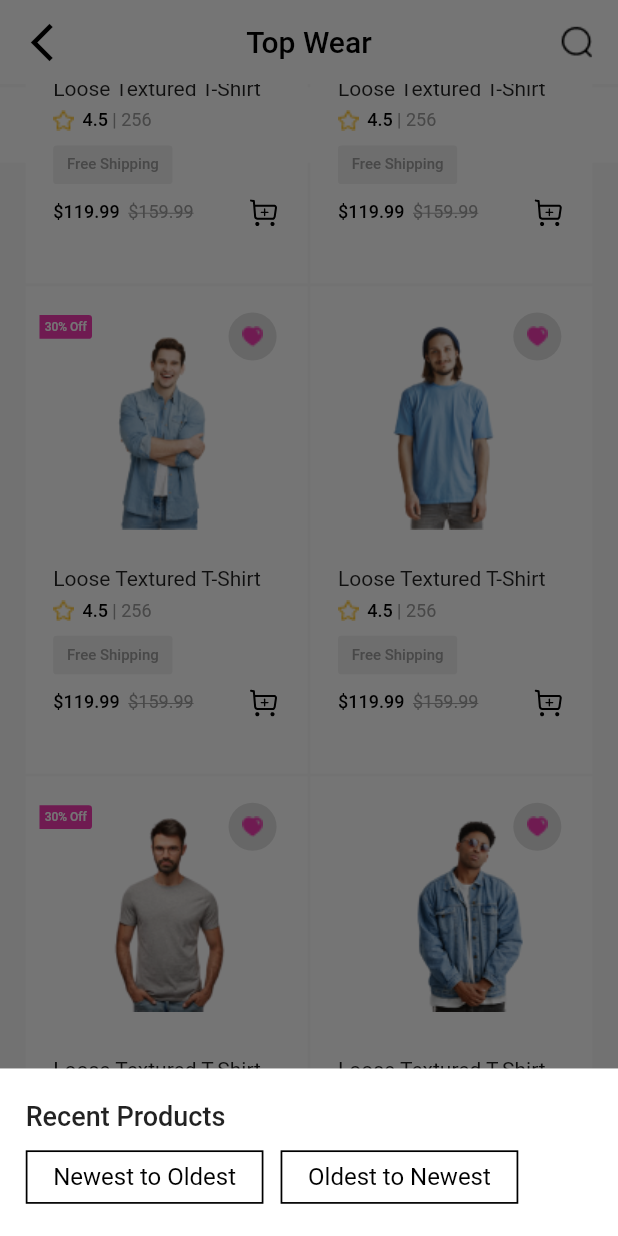
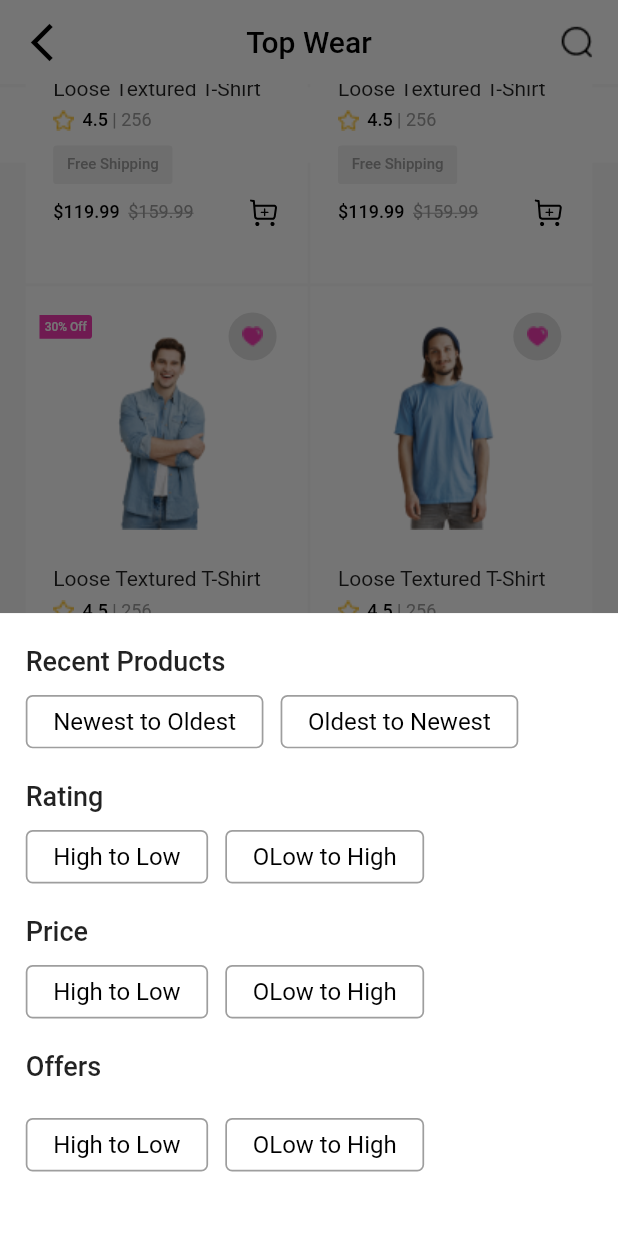
Before and after one commit to shaileshs4056/bagzag, a Flutter app: the ProductListPage screen opened by its route, scrolled down 576 dp, after a tap on "Sort", on a phone screen of 412 x 824 dp. Run offline on Flutter 3.47's test engine with Material 3 defaults, Android fonts, the phone set to English and light mode, and no system bars; our stand-ins replace auto_route, cached_network_image, connectivity_plus, device_info_plus, dio, file_picker and 21 more; missing offline and left inert: country_pickers, dart_ipify, encrypt, flutter_facebook_auth, flutter_web_auth, twitter_login; accounts and stored records are empty; generated files the repository leaves out were written again.

Commit message:
version 1.0.3

```diff
--- a/lib/ui/home/product_list_page.dart
+++ b/lib/ui/home/product_list_page.dart
@@ -20,15 +20,56 @@ class ProductListPage extends StatefulWidget {
 }
 
 class _ProductListPageState extends State<ProductListPage> {
+  final GlobalKey<ScaffoldState> _scaffoldKey = GlobalKey<ScaffoldState>();
   @override
   Widget build(BuildContext context) {
     return Scaffold(
+      key: _scaffoldKey,
       appBar: _buildAppBar(),
       body: Column(
         children: [
           _buildSortFilterRow(context),
           Expanded(child: _buildFavouritesProductGrid()),
         ],
+      ),
+      endDrawer: SafeArea(
+        child: Drawer(
+          child: Column(
+            children: [
+              Padding(
+                padding: EdgeInsets.only(
+                    top: 16.h, left: 21.w, right: 15.w, bottom: 32.h),
+                child: Row(
+                  mainAxisAlignment: MainAxisAlignment.spaceBetween,
+                  children: [
+                    Text(
+                      'Filter',
+                      style: textMedium,
+                    ),
+                    Text(
+                      'Done',
+                      style: textMedium.copyWith(color: AppColor.neonPink),
+                    ),
+                  ],
+                ),
+              ),
+              ListTile(
+                contentPadding: EdgeInsets.symmetric(horizontal: 15.w),
+                title: Text(
+                  'Categories',
+                  style: textRegular,
+                ),
+                trailing: Text("Any"),
+                onTap: () {
+                  Navigator.pop(context); // Close the drawer
+                  // Navigate to home page or perform other actions
+                },
+              ),
+              Divider()
+              // Add more items here
+            ],
+          ),
+        ),
       ),
     );
   }
@@ -93,9 +134,14 @@ class _ProductListPageState extends State<ProductListPage> {
 
   Widget _buildFilterButton() {
     return Expanded(
-      child: _buildButton(
-        'assets/image/Filter.png',
-        'Filter',
+      child: InkWell(
+        onTap: () {
+          _scaffoldKey.currentState?.openEndDrawer();
+        },
+        child: _buildButton(
+          'assets/image/Filter.png',
+          'Filter',
+        ),
       ),
     );
   }
@@ -134,12 +180,45 @@ class _ProductListPageState extends State<ProductListPage> {
                 'Recent Products',
                 style: textMedium.copyWith(fontSize: 18.spMin),
               ),
-              SizedBox(height: 10.h),
               Row(
                 children: [
                   _buildSortOption("Newest to Oldest"),
                   SizedBox(width: 10.w),
                   _buildSortOption("Oldest to Newest"),
+                ],
+              ),
+              Text(
+                'Rating',
+                style: textMedium.copyWith(fontSize: 18.spMin),
+              ),
+              Row(
+                children: [
+                  _buildSortOption("High to Low"),
+                  SizedBox(width: 10.w),
+                  _buildSortOption("OLow to High"),
+                ],
+              ),
+              Text(
+                'Price',
+                style: textMedium.copyWith(fontSize: 18.spMin),
+              ),
+              Row(
+                children: [
+                  _buildSortOption("High to Low"),
+                  SizedBox(width: 10.w),
+                  _buildSortOption("OLow to High"),
+                ],
+              ),
+              Text(
+                'Offers',
+                style: textMedium.copyWith(fontSize: 18.spMin),
+              ),
+              SizedBox(height: 10.h),
+              Row(
+                children: [
+                  _buildSortOption("High to Low"),
+                  SizedBox(width: 10.w),
+                  _buildSortOption("OLow to High"),
                 ],
               ),
             ],
@@ -152,10 +231,11 @@ class _ProductListPageState extends State<ProductListPage> {
   Widget _buildSortOption(String text) {
     return Container(
       padding: EdgeInsets.symmetric(vertical: 6.h, horizontal: 15.w),
+      margin: EdgeInsets.only(top: 10.h, bottom: 18.h),
       decoration: BoxDecoration(
-        color: AppColor.white,
-        border: Border.all(width: 1.r),
-      ),
+          color: AppColor.white,
+          border: Border.all(width: 1.r, color: AppColor.grey),
+          borderRadius: BorderRadius.circular(4.r)),
       child: Text(
         text,
         style: textRegular,
```
